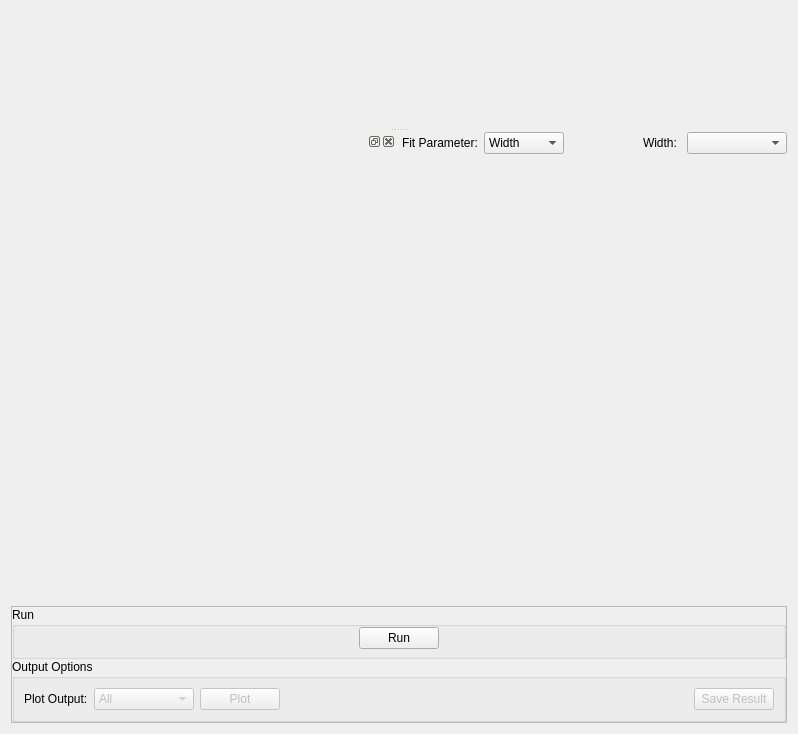
First picture: the form in qt/scientific_interfaces/Indirect/JumpFit.ui, repository mantidproject/mantid, before the edit.
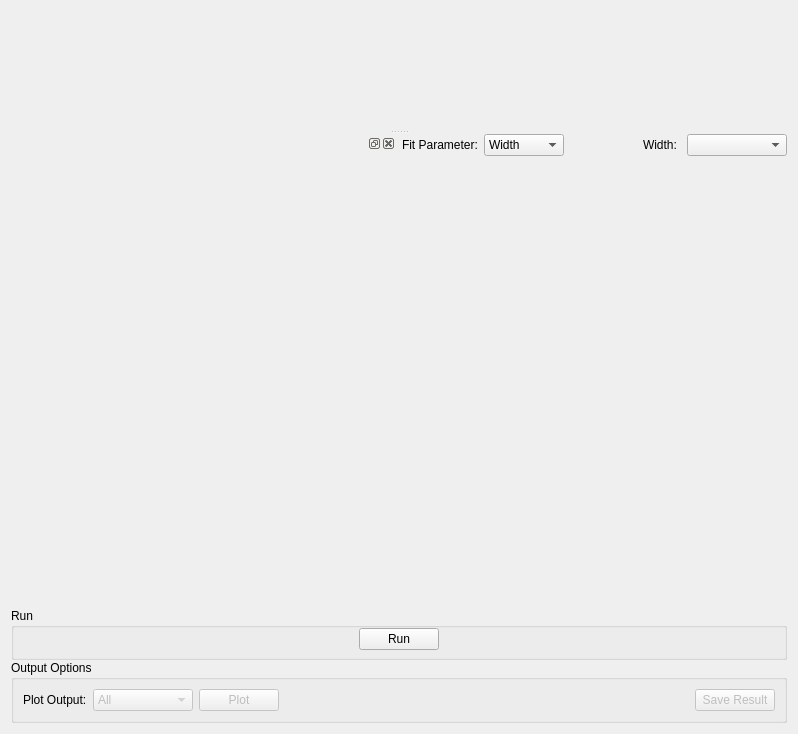
Second picture: the form after the edit. Custom widgets are drawn as their Qt base class.

```diff
--- a/qt/scientific_interfaces/Indirect/JumpFit.ui
+++ b/qt/scientific_interfaces/Indirect/JumpFit.ui
@@ -138,12 +138,6 @@
        </item>
        <item>
         <widget class="QFrame" name="fResults">
-         <property name="frameShape">
-          <enum>QFrame::StyledPanel</enum>
-         </property>
-         <property name="frameShadow">
-          <enum>QFrame::Raised</enum>
-         </property>
          <layout class="QVBoxLayout" name="verticalLayout_3">
           <property name="spacing">
            <number>0</number>
```
